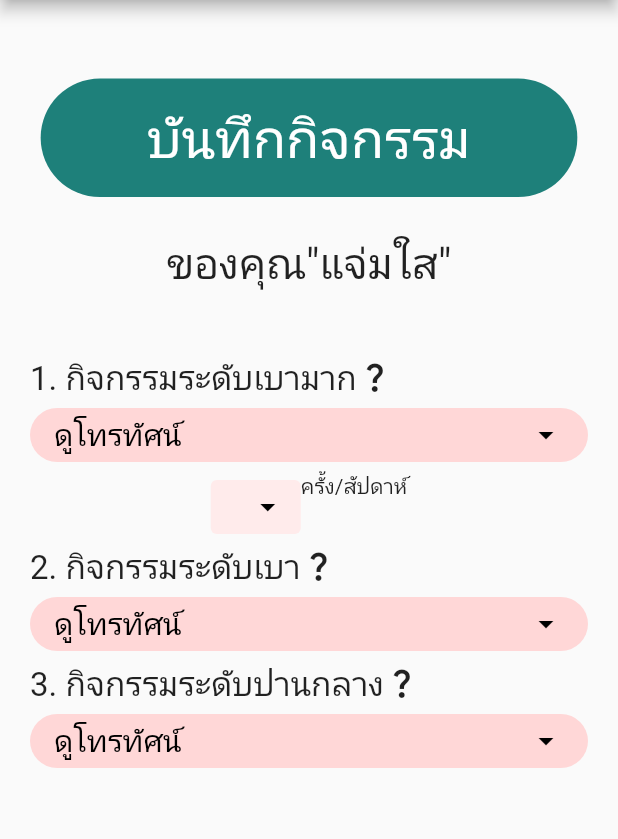
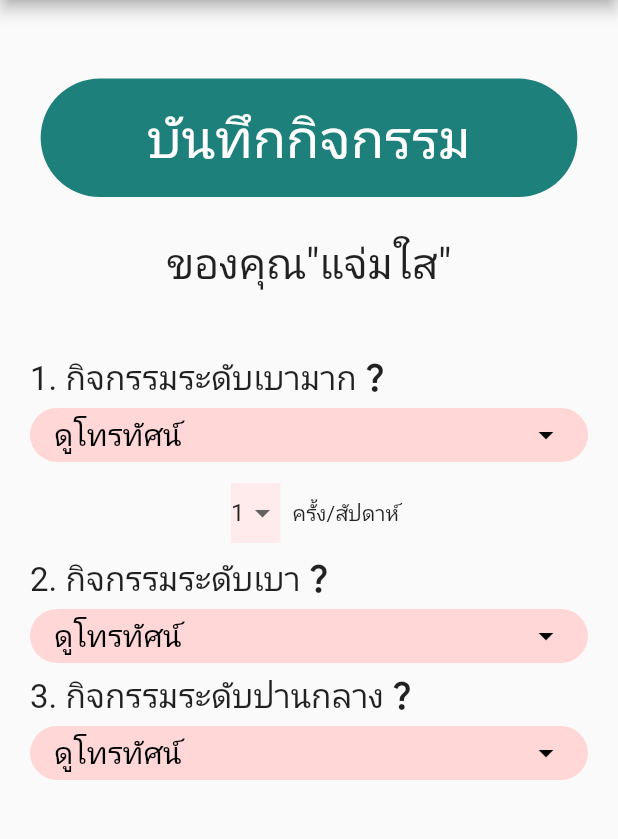
Before and after one commit to AINutritionProject/KinDeeUDee, a Flutter app: the ActivityForm screen opened directly, on a phone screen of 412 x 824 dp, the part 84-923 px from its top. Run offline on Flutter 3.47's test engine with Material 2 defaults, Android fonts, the phone set to English and light mode, and no system bars; our stand-ins replace camera, cloud_firestore, csv, dotted_border, firebase_auth, firebase_core and 5 more; missing offline and left inert: dart:ffi; accounts and stored records are empty.

Commit message:
custom SmallDropdown doesn't work well with activity_form so change to default dropdown

```diff
--- a/lib/pages/information/activity_form.dart
+++ b/lib/pages/information/activity_form.dart
@@ -45,6 +45,7 @@ class ActivityFormBody extends StatefulWidget {
 }
 
 class _ActivityFormBodyState extends State<ActivityFormBody> {
+  String freq1 = frequency.first;
   @override
   Widget build(BuildContext context) {
     return Padding(
@@ -69,12 +70,37 @@ class _ActivityFormBodyState extends State<ActivityFormBody> {
               ),
               Row(
                 mainAxisAlignment: MainAxisAlignment.center,
-                crossAxisAlignment: CrossAxisAlignment.start,
                 children: [
-                  SmallDropDown(
-                    data: frequency,
-                    color: const Color(0xFFFFEBEB),
+                  Padding(
+                    padding: const EdgeInsets.all(8.0),
+                    child: Container(
+                      height: 40,
+                      color: const Color(0xFFFFEBEB),
+                      child: DropdownButton(
+                        icon: const Icon(Icons.arrow_drop_down),
+                        dropdownColor: const Color(0xFFFFEBEB),
+                        underline: Container(),
+                        elevation: 10,
+                        value: freq1,
+                        onChanged: (String? value) {
+                          setState(() {
+                            freq1 = value!;
+                          });
+                        },
+                        items: frequency
+                            .map<DropdownMenuItem<String>>((String value) {
+                          return DropdownMenuItem<String>(
+                            value: value,
+                            child: Text(value),
+                          );
+                        }).toList(),
+                      ),
+                    ),
                   ),
+                  // SmallDropDown(
+                  //   data: frequency,
+                  //   color: const Color(0xFFFFEBEB),
+                  // ),
                   const Text("ครั้ง/สัปดาห์"),
                 ],
               ),
```
